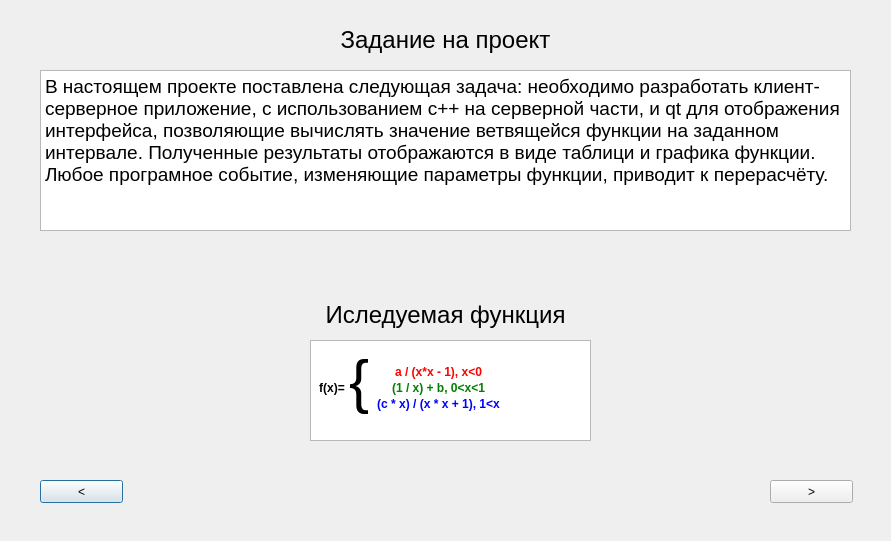
Above: client/sstr.ui from LSD00/TIMP-project before the change. Below: the same form after it.
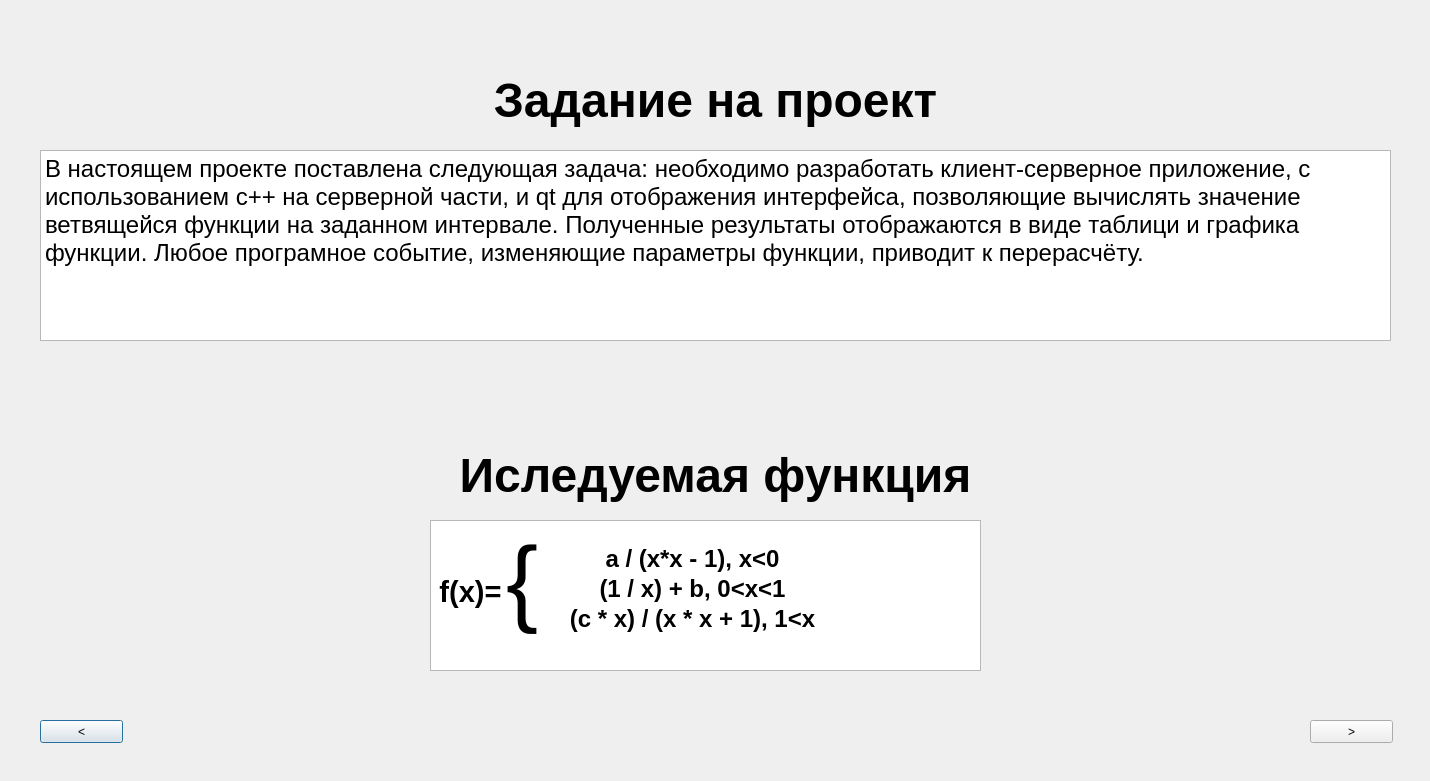
That is the form after the change.

The edit to the form file:
```diff
--- a/client/sstr.ui
+++ b/client/sstr.ui
@@ -6,8 +6,8 @@
    <rect>
     <x>0</x>
     <y>0</y>
-    <width>891</width>
-    <height>541</height>
+    <width>1430</width>
+    <height>781</height>
    </rect>
   </property>
   <property name="windowTitle">
@@ -17,7 +17,7 @@
    <property name="geometry">
     <rect>
      <x>40</x>
-     <y>480</y>
+     <y>720</y>
      <width>83</width>
      <height>23</height>
     </rect>
@@ -29,8 +29,8 @@
   <widget class="QPushButton" name="pushButton_2">
    <property name="geometry">
     <rect>
-     <x>770</x>
-     <y>480</y>
+     <x>1310</x>
+     <y>720</y>
      <width>83</width>
      <height>23</height>
     </rect>
@@ -42,10 +42,10 @@
   <widget class="QTextBrowser" name="textBrowser">
    <property name="geometry">
     <rect>
-     <x>310</x>
-     <y>340</y>
-     <width>281</width>
-     <height>101</height>
+     <x>430</x>
+     <y>520</y>
+     <width>551</width>
+     <height>151</height>
     </rect>
    </property>
    <property name="html">
@@ -63,62 +63,63 @@
 &lt;tr&gt;
 &lt;td&gt;&lt;/td&gt;&lt;/tr&gt;
 &lt;tr&gt;
-&lt;td&gt;&lt;/td&gt;&lt;/tr&gt;
+&lt;td&gt;
+&lt;p style=&quot;-qt-paragraph-type:empty; margin-top:0px; margin-bottom:0px; margin-left:0px; margin-right:0px; -qt-block-indent:0; text-indent:0px;&quot;&gt;&lt;br /&gt;&lt;/p&gt;&lt;/td&gt;&lt;/tr&gt;
 &lt;tr&gt;
 &lt;td&gt;
-&lt;p align=&quot;center&quot; style=&quot; margin-top:0px; margin-bottom:0px; margin-left:0px; margin-right:0px; -qt-block-indent:0; text-indent:0px;&quot;&gt;&lt;span style=&quot; font-weight:700;&quot;&gt;f(x)=&lt;/span&gt;&lt;/p&gt;&lt;/td&gt;&lt;/tr&gt;
+&lt;p align=&quot;center&quot; style=&quot; margin-top:0px; margin-bottom:0px; margin-left:0px; margin-right:0px; -qt-block-indent:0; text-indent:0px;&quot;&gt;&lt;span style=&quot; font-size:22pt; font-weight:700;&quot;&gt;f(x)=&lt;/span&gt;&lt;/p&gt;&lt;/td&gt;&lt;/tr&gt;
 &lt;tr&gt;
 &lt;td&gt;&lt;/td&gt;&lt;/tr&gt;&lt;/table&gt;&lt;/td&gt;
 &lt;td&gt;
-&lt;p style=&quot; margin-top:0px; margin-bottom:0px; margin-left:0px; margin-right:0px; -qt-block-indent:0; text-indent:0px;&quot;&gt;&lt;span style=&quot; font-size:45pt;&quot;&gt;{&lt;/span&gt; &lt;/p&gt;&lt;/td&gt;
+&lt;p style=&quot; margin-top:0px; margin-bottom:0px; margin-left:0px; margin-right:0px; -qt-block-indent:0; text-indent:0px;&quot;&gt;&lt;span style=&quot; font-size:72pt;&quot;&gt;{ &lt;/span&gt;&lt;/p&gt;&lt;/td&gt;
 &lt;td&gt;
 &lt;table border=&quot;0&quot; style=&quot; margin-top:0px; margin-bottom:0px; margin-left:0px; margin-right:0px;&quot; cellspacing=&quot;2&quot; cellpadding=&quot;0&quot;&gt;
 &lt;tr&gt;
 &lt;td&gt;&lt;/td&gt;&lt;/tr&gt;
 &lt;tr&gt;
 &lt;td&gt;
-&lt;p align=&quot;center&quot; style=&quot; margin-top:0px; margin-bottom:0px; margin-left:0px; margin-right:0px; -qt-block-indent:0; text-indent:0px;&quot;&gt;&lt;span style=&quot; font-weight:700; color:#ff0000;&quot;&gt;a / (x*x - 1), x&amp;lt;0&lt;/span&gt;&lt;/p&gt;&lt;/td&gt;&lt;/tr&gt;
+&lt;p align=&quot;center&quot; style=&quot; margin-top:0px; margin-bottom:0px; margin-left:0px; margin-right:0px; -qt-block-indent:0; text-indent:0px;&quot;&gt;&lt;span style=&quot; font-size:18pt; font-weight:700; color:#000000;&quot;&gt;a / (x*x - 1), x&amp;lt;0&lt;/span&gt;&lt;/p&gt;&lt;/td&gt;&lt;/tr&gt;
 &lt;tr&gt;
 &lt;td&gt;
-&lt;p align=&quot;center&quot; style=&quot; margin-top:0px; margin-bottom:0px; margin-left:0px; margin-right:0px; -qt-block-indent:0; text-indent:0px;&quot;&gt;&lt;span style=&quot; font-weight:700; color:#008000;&quot;&gt;(1 / x) + b, 0&amp;lt;x&amp;lt;1&lt;/span&gt;&lt;/p&gt;&lt;/td&gt;&lt;/tr&gt;
+&lt;p align=&quot;center&quot; style=&quot; margin-top:0px; margin-bottom:0px; margin-left:0px; margin-right:0px; -qt-block-indent:0; text-indent:0px;&quot;&gt;&lt;span style=&quot; font-size:18pt; font-weight:700; color:#000000;&quot;&gt;(1 / x) + b, 0&amp;lt;x&amp;lt;1&lt;/span&gt;&lt;/p&gt;&lt;/td&gt;&lt;/tr&gt;
 &lt;tr&gt;
 &lt;td&gt;
-&lt;p align=&quot;center&quot; style=&quot; margin-top:0px; margin-bottom:0px; margin-left:0px; margin-right:0px; -qt-block-indent:0; text-indent:0px;&quot;&gt;&lt;span style=&quot; font-weight:700; color:#0000ff;&quot;&gt;(c * x) / (x * x + 1), 1&amp;lt;x&lt;/span&gt;&lt;/p&gt;&lt;/td&gt;&lt;/tr&gt;&lt;/table&gt;&lt;/td&gt;&lt;/tr&gt;&lt;/table&gt;&lt;/body&gt;&lt;/html&gt;</string>
+&lt;p align=&quot;center&quot; style=&quot; margin-top:0px; margin-bottom:0px; margin-left:0px; margin-right:0px; -qt-block-indent:0; text-indent:0px;&quot;&gt;&lt;span style=&quot; font-size:18pt; font-weight:700; color:#000000;&quot;&gt;(c * x) / (x * x + 1), 1&amp;lt;x&lt;/span&gt;&lt;/p&gt;&lt;/td&gt;&lt;/tr&gt;&lt;/table&gt;&lt;/td&gt;&lt;/tr&gt;&lt;/table&gt;&lt;/body&gt;&lt;/html&gt;</string>
    </property>
   </widget>
   <widget class="QLabel" name="label">
    <property name="geometry">
     <rect>
      <x>40</x>
-     <y>290</y>
-     <width>811</width>
-     <height>51</height>
+     <y>420</y>
+     <width>1351</width>
+     <height>111</height>
     </rect>
    </property>
    <property name="text">
-    <string>&lt;html&gt;&lt;head/&gt;&lt;body&gt;&lt;p align=&quot;center&quot;&gt;&lt;span style=&quot; font-size:18pt;&quot;&gt;Иследуемая функция&lt;/span&gt;&lt;/p&gt;&lt;/body&gt;&lt;/html&gt;</string>
+    <string>&lt;html&gt;&lt;head/&gt;&lt;body&gt;&lt;p align=&quot;center&quot;&gt;&lt;span style=&quot; font-size:36pt; font-weight:700;&quot;&gt;Иследуемая функция&lt;/span&gt;&lt;/p&gt;&lt;/body&gt;&lt;/html&gt;</string>
    </property>
   </widget>
   <widget class="QLabel" name="label_2">
    <property name="geometry">
     <rect>
      <x>40</x>
-     <y>20</y>
-     <width>811</width>
-     <height>41</height>
-    </rect>
-   </property>
-   <property name="text">
-    <string>&lt;html&gt;&lt;head/&gt;&lt;body&gt;&lt;p align=&quot;center&quot;&gt;&lt;span style=&quot; font-size:18pt;&quot;&gt;Задание на проект&lt;/span&gt;&lt;/p&gt;&lt;/body&gt;&lt;/html&gt;</string>
-   </property>
-  </widget>
-  <widget class="QTextBrowser" name="textBrowser_2">
-   <property name="geometry">
-    <rect>
-     <x>40</x>
      <y>70</y>
-     <width>811</width>
-     <height>161</height>
+     <width>1351</width>
+     <height>61</height>
+    </rect>
+   </property>
+   <property name="text">
+    <string>&lt;html&gt;&lt;head/&gt;&lt;body&gt;&lt;p align=&quot;center&quot;&gt;&lt;span style=&quot; font-size:36pt; font-weight:700;&quot;&gt;Задание на проект&lt;/span&gt;&lt;/p&gt;&lt;/body&gt;&lt;/html&gt;</string>
+   </property>
+  </widget>
+  <widget class="QTextBrowser" name="textBrowser_2">
+   <property name="geometry">
+    <rect>
+     <x>40</x>
+     <y>150</y>
+     <width>1351</width>
+     <height>191</height>
     </rect>
    </property>
    <property name="html">
@@ -129,7 +130,7 @@
 li.unchecked::marker { content: &quot;\2610&quot;; }
 li.checked::marker { content: &quot;\2612&quot;; }
 &lt;/style&gt;&lt;/head&gt;&lt;body style=&quot; font-family:'Sans Serif'; font-size:9pt; font-weight:400; font-style:normal;&quot;&gt;
-&lt;p style=&quot; margin-top:0px; margin-bottom:0px; margin-left:0px; margin-right:0px; -qt-block-indent:0; text-indent:0px;&quot;&gt;&lt;span style=&quot; font-size:14pt;&quot;&gt;В настоящем проекте поставлена следующая задача: необходимо разработать клиент-серверное приложение, с использованием c++ на серверной части, и qt для отображения интерфейса, позволяющие вычислять значение ветвящейся функции на заданном интервале. Полученные результаты отображаются в виде таблици и графика функции. Любое програмное событие, изменяющие параметры функции, приводит к перерасчёту.&lt;/span&gt;&lt;/p&gt;&lt;/body&gt;&lt;/html&gt;</string>
+&lt;p style=&quot; margin-top:0px; margin-bottom:0px; margin-left:0px; margin-right:0px; -qt-block-indent:0; text-indent:0px;&quot;&gt;&lt;span style=&quot; font-size:18pt;&quot;&gt;В настоящем проекте поставлена следующая задача: необходимо разработать клиент-серверное приложение, с использованием c++ на серверной части, и qt для отображения интерфейса, позволяющие вычислять значение ветвящейся функции на заданном интервале. Полученные результаты отображаются в виде таблици и графика функции. Любое програмное событие, изменяющие параметры функции, приводит к перерасчёту.&lt;/span&gt;&lt;/p&gt;&lt;/body&gt;&lt;/html&gt;</string>
    </property>
   </widget>
  </widget>
```
